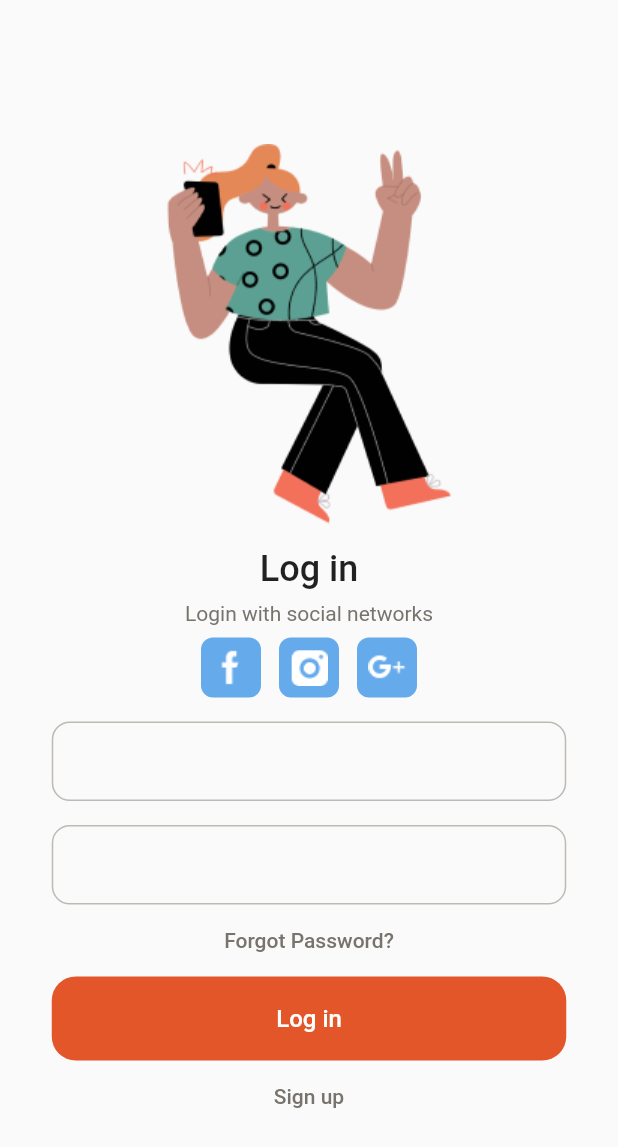
After one commit to eajane28/edtech_mobileapp, a Flutter app: the screen it shows after launch, after a tap on "Skip", on a phone screen of 412 x 824 dp. The commit adds this screen. Shown: the top 1147 px of the screen. Run offline on Flutter 3.47's test engine with Material 2 defaults, Android fonts, the phone set to English and light mode, and no system bars; our stand-ins replace stacked, stacked_services, stacked_shared.

Commit message:
log in page ui partially created

```diff
--- a/lib/app/app.dart
+++ b/lib/app/app.dart
@@ -5,6 +5,7 @@ import 'package:edtech_mobile/ui/views/startup/startup_view.dart';
 import 'package:stacked/stacked_annotations.dart';
 import 'package:stacked_services/stacked_services.dart';
 import 'package:edtech_mobile/ui/views/intro/intro_view.dart';
+import 'package:edtech_mobile/ui/views/login/login_view.dart';
 // @stacked-import
 
 @StackedApp(
@@ -12,6 +13,7 @@ import 'package:edtech_mobile/ui/views/intro/intro_view.dart';
     MaterialRoute(page: HomeView),
     MaterialRoute(page: StartupView),
     MaterialRoute(page: IntroView),
+    MaterialRoute(page: LoginView),
 // @stacked-route
   ],
   dependencies: [
--- a/lib/app/app.router.dart
+++ b/lib/app/app.router.dart
@@ -7,11 +7,12 @@
 // ignore_for_file: no_leading_underscores_for_library_prefixes
 import 'package:edtech_mobile/ui/views/home/home_view.dart' as _i2;
 import 'package:edtech_mobile/ui/views/intro/intro_view.dart' as _i4;
+import 'package:edtech_mobile/ui/views/login/login_view.dart' as _i5;
 import 'package:edtech_mobile/ui/views/startup/startup_view.dart' as _i3;
-import 'package:flutter/material.dart' as _i5;
+import 'package:flutter/material.dart' as _i6;
 import 'package:flutter/material.dart';
 import 'package:stacked/stacked.dart' as _i1;
-import 'package:stacked_services/stacked_services.dart' as _i6;
+import 'package:stacked_services/stacked_services.dart' as _i7;
 
 class Routes {
   static const homeView = '/home-view';
@@ -20,10 +21,13 @@ class Routes {
 
   static const introView = '/intro-view';
 
+  static const loginView = '/login-view';
+
   static const all = <String>{
     homeView,
     startupView,
     introView,
+    loginView,
   };
 }
 
@@ -41,24 +45,34 @@ class StackedRouter extends _i1.RouterBase {
       Routes.introView,
       page: _i4.IntroView,
     ),
+    _i1.RouteDef(
+      Routes.loginView,
+      page: _i5.LoginView,
+    ),
   ];
 
   final _pagesMap = <Type, _i1.StackedRouteFactory>{
     _i2.HomeView: (data) {
-      return _i5.MaterialPageRoute<dynamic>(
+      return _i6.MaterialPageRoute<dynamic>(
         builder: (context) => const _i2.HomeView(),
         settings: data,
       );
     },
     _i3.StartupView: (data) {
-      return _i5.MaterialPageRoute<dynamic>(
+      return _i6.MaterialPageRoute<dynamic>(
         builder: (context) => const _i3.StartupView(),
         settings: data,
       );
     },
     _i4.IntroView: (data) {
-      return _i5.MaterialPageRoute<dynamic>(
+      return _i6.MaterialPageRoute<dynamic>(
         builder: (context) => const _i4.IntroView(),
+        settings: data,
+      );
+    },
+    _i5.LoginView: (data) {
+      return _i6.MaterialPageRoute<dynamic>(
+        builder: (context) => const _i5.LoginView(),
         settings: data,
       );
     },
@@ -70,7 +84,7 @@ class StackedRouter extends _i1.RouterBase {
   Map<Type, _i1.StackedRouteFactory> get pagesMap => _pagesMap;
 }
 
-extension NavigatorStateExtension on _i6.NavigationService {
+extension NavigatorStateExtension on _i7.NavigationService {
   Future<dynamic> navigateToHomeView([
     int? routerId,
     bool preventDuplicates = true,
@@ -107,6 +121,20 @@ extension NavigatorStateExtension on _i6.NavigationService {
         transition,
   ]) async {
     return navigateTo<dynamic>(Routes.introView,
+        id: routerId,
+        preventDuplicates: preventDuplicates,
+        parameters: parameters,
+        transition: transition);
+  }
+
+  Future<dynamic> navigateToLoginView([
+    int? routerId,
+    bool preventDuplicates = true,
+    Map<String, String>? parameters,
+    Widget Function(BuildContext, Animation<double>, Animation<double>, Widget)?
+        transition,
+  ]) async {
+    return navigateTo<dynamic>(Routes.loginView,
         id: routerId,
         preventDuplicates: preventDuplicates,
         parameters: parameters,
@@ -154,4 +182,18 @@ extension NavigatorStateExtension on _i6.NavigationService {
         parameters: parameters,
         transition: transition);
   }
+
+  Future<dynamic> replaceWithLoginView([
+    int? routerId,
+    bool preventDuplicates = true,
+    Map<String, String>? parameters,
+    Widget Function(BuildContext, Animation<double>, Animation<double>, Widget)?
+        transition,
+  ]) async {
+    return replaceWith<dynamic>(Routes.loginView,
+        id: routerId,
+        preventDuplicates: preventDuplicates,
+        parameters: parameters,
+        transition: transition);
+  }
 }
--- a/lib/ui/views/home/home_view.dart
+++ b/lib/ui/views/home/home_view.dart
@@ -5,7 +5,6 @@ import 'package:stacked/stacked.dart';
 // import 'package:edtech_mobile/ui/common/app_colors.dart';
 // import 'package:edtech_mobile/ui/common/ui_helpers.dart';
 // import 'package:onboarding/onboarding.dart';
-
 
 import 'home_viewmodel.dart';
 
@@ -18,8 +17,7 @@ class HomeView extends StackedView<HomeViewModel> {
     HomeViewModel viewModel,
     Widget? child,
   ) {
-    return const Scaffold(
-    );
+    return const Scaffold();
   }
 
   @override
--- a/lib/ui/views/intro/intro_view.dart
+++ b/lib/ui/views/intro/intro_view.dart
@@ -19,12 +19,15 @@ class IntroView extends StackedView<IntroViewModel> {
         automaticallyImplyLeading: false,
         elevation: 0,
         backgroundColor: Colors.transparent,
-        actions: const [
+        actions: [
           Padding(
-            padding: EdgeInsets.only(right: 16),
-            child: Text(
-              'Skip',
-              style: TextStyle(color: Color(0xFF78746D)),
+            padding: const EdgeInsets.only(right: 16),
+            child: GestureDetector(
+              onTap: viewModel.skip,
+              child: const Text(
+                'Skip',
+                style: TextStyle(color: Color(0xFF78746D)),
+              ),
             ),
           )
         ],
--- a/lib/ui/views/intro/intro_viewmodel.dart
+++ b/lib/ui/views/intro/intro_viewmodel.dart
@@ -1,10 +1,22 @@
+import 'package:edtech_mobile/app/app.locator.dart';
+import 'package:edtech_mobile/app/app.router.dart';
 import 'package:stacked/stacked.dart';
 import 'package:edtech_mobile/model/intro_data.dart';
 import 'package:flutter/material.dart';
+import 'package:stacked_services/stacked_services.dart';
 
 class IntroViewModel extends BaseViewModel {
-    var pageController = PageController();
+  var pageController = PageController();
   String buttonText = 'Next';
+  final _navigationService = locator<NavigationService>();
+
+  // Place anything here that needs to happen before we get into the application
+  Future runStartupLogic() async {
+    await Future.delayed(const Duration(seconds: 3));
+
+    // This is where you can make decisions on where your app should navigate when
+    // you have custom startup logic
+  }
 
   final introList = [
     IntroData(
@@ -30,8 +42,10 @@ class IntroViewModel extends BaseViewModel {
 
   void onPageChanged(int value) {
     // print('onPageChanged $value');
+
     selectedPosition = value;
     changeText();
+
     rebuildUi();
   }
 
@@ -40,7 +54,9 @@ class IntroViewModel extends BaseViewModel {
       pageController.nextPage(
           curve: Curves.linear, duration: const Duration(milliseconds: 300));
     }
+
     changeText();
+    startPage();
     rebuildUi();
   }
 
@@ -48,4 +64,14 @@ class IntroViewModel extends BaseViewModel {
     buttonText = selectedPosition < 2 ? 'Next' : "Let's Start";
     rebuildUi();
   }
+
+  void startPage() {
+    if (buttonText == "Let's Start" && selectedPosition == 2) {
+      _navigationService.replaceWithLoginView();
+    }
+  }
+
+  void skip(){
+     _navigationService.replaceWithLoginView();
+  }
 }
--- /dev/null
+++ b/lib/ui/views/login/login_view.dart
@@ -0,0 +1,183 @@
+import 'package:flutter/material.dart';
+import 'package:stacked/stacked.dart';
+
+import 'login_viewmodel.dart';
+
+class LoginView extends StackedView<LoginViewModel> {
+  const LoginView({Key? key}) : super(key: key);
+
+  @override
+  Widget builder(
+    BuildContext context,
+    LoginViewModel viewModel,
+    Widget? child,
+  ) {
+    return Scaffold(
+      body: Padding(
+        padding: const EdgeInsets.fromLTRB(16.0, 96.0, 16.0, 0.0),
+        child: Column(
+          crossAxisAlignment: CrossAxisAlignment.center,
+          children: <Widget>[
+            Center(
+              child: Image.asset(
+                'assets/Cool Kids Sitting.png',
+                width: 343,
+                height: 253,
+              ),
+            ),
+            const SizedBox(
+              height: 16.0,
+            ),
+            const Center(
+              child: Text(
+                'Log in',
+                style: TextStyle(
+                  fontSize: 24,
+                  fontWeight: FontWeight.w500,
+                ),
+              ),
+            ),
+            const SizedBox(
+              height: 8.0,
+            ),
+            const Center(
+              child: Text(
+                'Login with social networks',
+                style: TextStyle(
+                  fontSize: 14,
+                  fontWeight: FontWeight.w400,
+                  color : Color(0xFF78746D),
+                ),
+              ),
+            ),
+            const SizedBox(height: 8.0),
+            Row(
+              mainAxisAlignment: MainAxisAlignment.center,
+              children: [
+                Container(
+                  width: 40,
+                  height: 40,
+                  decoration: BoxDecoration(
+                    borderRadius: BorderRadius.circular(8),
+                    color: const Color(0xFF65AAEA),
+                  ),
+                  child: Stack(
+                    children: <Widget> [
+                      Center(
+                        child: Image.asset('assets/Social Networks Icons.png'),
+                      ),
+                    ],
+                  ),
+                ),
+                const SizedBox(width: 12),
+                 Container(
+                  width: 40,
+                  height: 40,
+                  decoration: BoxDecoration(
+                    borderRadius: BorderRadius.circular(8),
+                    color: const Color(0xFF65AAEA),
+                  ),
+                  child: Stack(
+                    children: <Widget> [
+                      Center(
+                        child: Image.asset('assets/Social Networks Icons (1).png'),
+                      ),
+                    ],
+                  ),
+                ),
+                const SizedBox(width: 12),
+                 Container(
+                  width: 40,
+                  height: 40,
+                  decoration: BoxDecoration(
+                    borderRadius: BorderRadius.circular(8),
+                    color: const Color(0xFF65AAEA),
+                  ),
+                  child: Stack(
+                    children: <Widget> [
+                      Center(
+                        child: Image.asset('assets/Social Networks Icons (2).png'),
+                      ),
+                    ],
+                  ),
+                )
+              ],
+            ),
+            const SizedBox(height: 16.0),
+            Container(
+              width: 343,
+              height: 53,
+              decoration: BoxDecoration(
+                border: Border.all(
+                  color: const Color(0xFFBEBAB3),
+                  width: 1,
+                ),
+                borderRadius: BorderRadius.circular(12),
+                ),
+            ),
+            const SizedBox(height: 16.0),
+            Container(
+              width: 343,
+              height: 53,
+              decoration: BoxDecoration(
+                border: Border.all(
+                  color: const Color(0xFFBEBAB3),
+                  width: 1,
+                ),
+                borderRadius: BorderRadius.circular(12),
+                ),
+            ),
+            const SizedBox(height: 16.0),
+            const Center(
+              child: Text(
+                'Forgot Password?',
+                style: TextStyle(
+                  fontSize: 14,
+                  fontWeight: FontWeight.w500,
+                  color:  Color(0xFF78746D),
+                ),
+              ),
+            ),
+            const SizedBox(height: 16.0),
+            Container(
+              width: 343,
+              height: 56,
+              decoration:
+              BoxDecoration(
+                color: const Color(0xFFE3562A),
+                borderRadius: BorderRadius.circular(16.0),
+              ),
+              child: const Center(
+                child: Text(
+                  'Log in',
+                  style: TextStyle(
+                    color: Color(0xFFFFFFFF),
+                    fontSize: 16,
+                    fontWeight: FontWeight.w500,
+                  ),
+                ),
+              ),
+            ),
+            const SizedBox(height: 16.0),
+            const Center(
+              child: Text(
+                'Sign up',
+                style: TextStyle(
+                  fontSize: 14,
+                  fontWeight: FontWeight.w500,
+                  color: Color(0xFF78746D),
+                ),
+              ),
+            ),
+          ],
+        ),
+      ),
+    );
+  }
+
+  @override
+  LoginViewModel viewModelBuilder(
+    BuildContext context,
+  ) =>
+      LoginViewModel();
+}
--- /dev/null
+++ b/lib/ui/views/login/login_viewmodel.dart
@@ -0,0 +1,3 @@
+import 'package:stacked/stacked.dart';
+
+class LoginViewModel extends BaseViewModel {}
```
Also changed, not shown: 1 other file.
